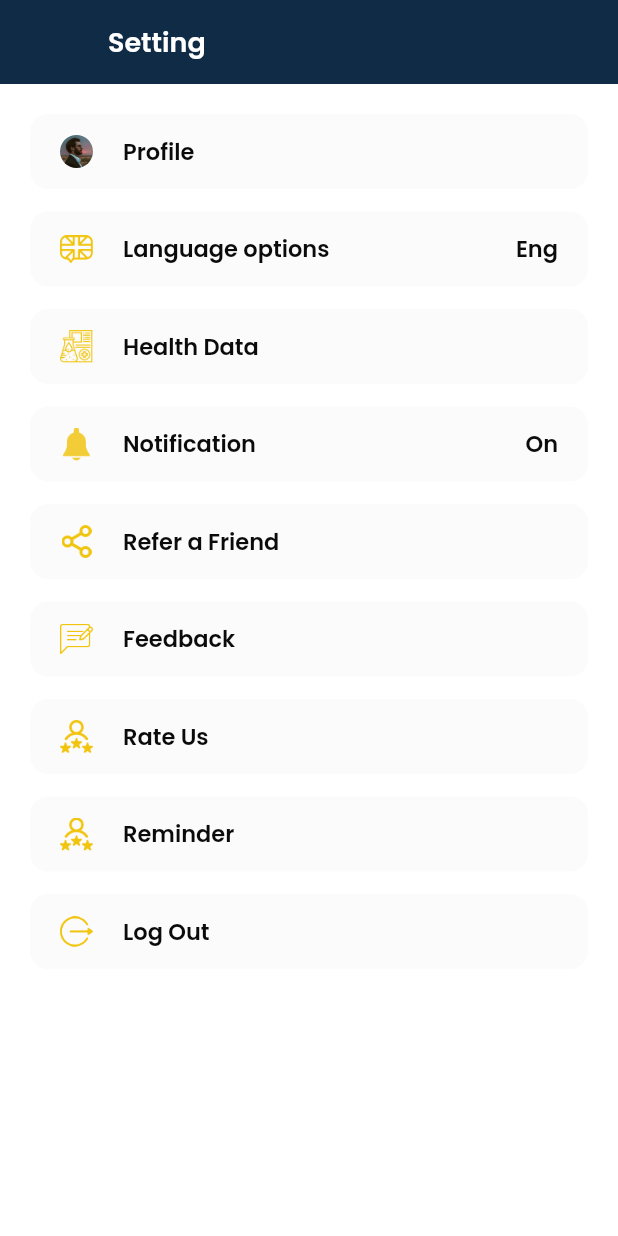
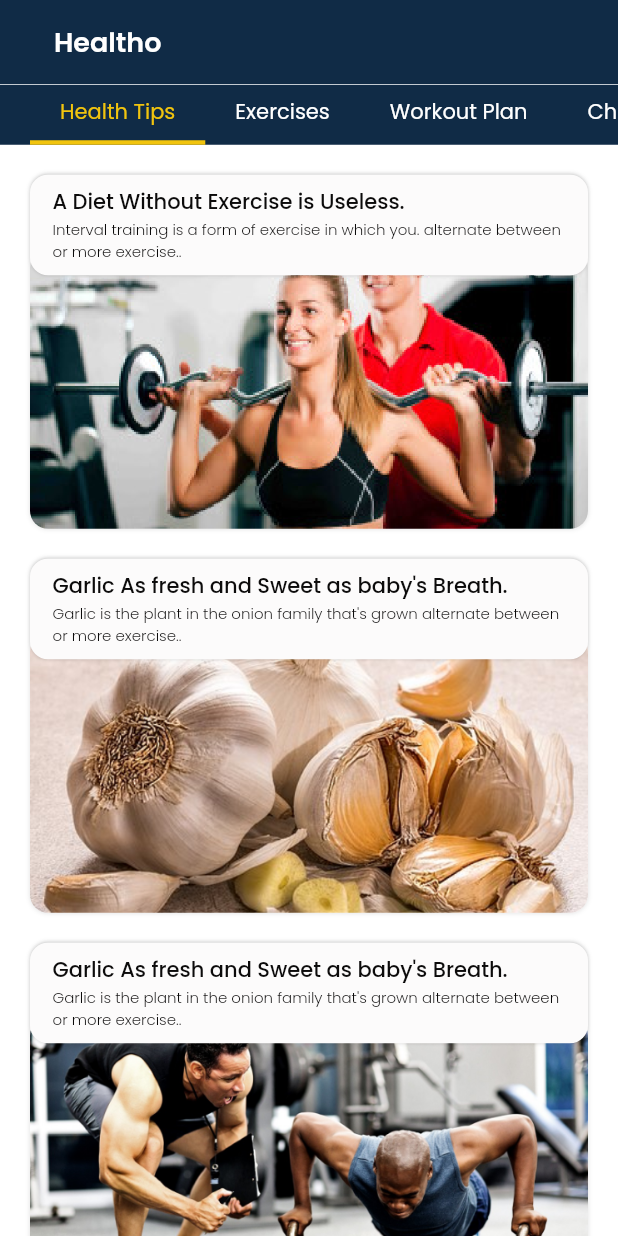
Before and after one commit to kasun751/healtho_gym_fitness_flutter, a Flutter app: the GoalScreen screen opened directly, after a tap on "DONE", on a phone screen of 412 x 824 dp. Run offline on Flutter 3.47's test engine with Material 3 defaults, Android fonts, the phone set to English and light mode, and no system bars; missing offline and left inert: otp_text_field_v2, otp_timer_button.

Commit message:
top tabview & health tips tab

```diff
--- /dev/null
+++ b/lib/common_widget/top_tab_button.dart
@@ -0,0 +1,38 @@
+import 'package:flutter/material.dart';
+import 'package:healtho_gym/common/color_extension.dart';
+
+class TopTabButton extends StatelessWidget {
+  final String title;
+  final bool isSelect;
+  final VoidCallback onPressed;
+
+  const TopTabButton(
+      {super.key,
+      required this.title,
+      required this.isSelect,
+      required this.onPressed});
+
+  @override
+  Widget build(BuildContext context) {
+    return InkWell(
+      onTap: onPressed,
+      child: Container(
+        height: 40,
+        padding: const EdgeInsets.symmetric(horizontal: 20),
+        decoration: BoxDecoration(
+            border: Border(
+                bottom: BorderSide(
+                    color: isSelect ? TColor.primary : Colors.transparent,
+                    width: 3))),
+        alignment: Alignment.center,
+        child: Text(
+          title,
+          style: TextStyle(
+              color: isSelect ? TColor.primary : Colors.white,
+              fontSize: 14,
+              fontWeight: FontWeight.normal),
+        ),
+      ),
+    );
+  }
+}
--- /dev/null
+++ b/lib/screen/home/top_tab_view/health_tip/health_tip_row.dart
@@ -0,0 +1,75 @@
+import 'package:flutter/material.dart';
+import 'package:healtho_gym/common/color_extension.dart';
+
+class HealthTipRow extends StatelessWidget {
+  final Map obj;
+  final VoidCallback onPressed;
+
+  const HealthTipRow({super.key, required this.obj, required this.onPressed});
+
+  @override
+  Widget build(BuildContext context) {
+    return InkWell(
+      borderRadius: BorderRadius.circular(12),
+      onTap: onPressed,
+      child: Container(
+        decoration: BoxDecoration(
+            color: TColor.txtBG,
+            borderRadius: BorderRadius.circular(12),
+            boxShadow: const [BoxShadow(color: Colors.black12, blurRadius: 2)]),
+        child: Stack(
+          alignment: Alignment.topCenter,
+          children: [
+            Padding(
+              padding: const EdgeInsets.only(
+                top: 50,
+              ),
+              child: ClipRRect(
+                borderRadius: BorderRadius.circular(12),
+                child: AspectRatio(
+                  aspectRatio: 2 / 1,
+                  child: Image.asset(
+                    obj["image"],
+                    width: double.maxFinite,
+                    height: double.maxFinite,
+                    fit: BoxFit.cover,
+                  ),
+                ),
+              ),
+            ),
+            Container(
+              padding: const EdgeInsets.symmetric(horizontal: 15, vertical: 8),
+              decoration: BoxDecoration(
+                  color: TColor.txtBG,
+                  borderRadius: BorderRadius.circular(12),
+                  boxShadow: const [
+                    BoxShadow(color: Colors.black12, blurRadius: 1)
+                  ]),
+              child: Column(
+                crossAxisAlignment: CrossAxisAlignment.start,
+                children: [
+                  Text(
+                    obj["title"],
+                    style: TextStyle(
+                      color: TColor.primaryText,
+                      fontSize: 14,
+                      fontWeight: FontWeight.w500,
+                    ),
+                  ),
+                  Text(
+                    obj["subtitle"],
+                    style: TextStyle(
+                      color: TColor.primaryText,
+                      fontSize: 10,
+                      fontWeight: FontWeight.w300,
+                    ),
+                  )
+                ],
+              ),
+            ),
+          ],
+        ),
+      ),
+    );
+  }
+}
--- /dev/null
+++ b/lib/screen/home/top_tab_view/health_tip/health_tip_screen.dart
@@ -0,0 +1,51 @@
+import 'package:flutter/material.dart';
+import 'package:healtho_gym/screen/home/top_tab_view/health_tip/health_tip_row.dart';
+
+class HealthTipScreen extends StatefulWidget {
+  const HealthTipScreen({super.key});
+
+  @override
+  State<HealthTipScreen> createState() => _HealthTipScreenState();
+}
+
+class _HealthTipScreenState extends State<HealthTipScreen> {
+  List listArr = [
+    {
+      "title": "A Diet Without Exercise is Useless. ",
+      "subtitle":
+          "Interval training is a form of exercise in which you. alternate between  or more exercise..",
+      "image": "assets/img/home_1.png",
+    },
+    {
+      "title": "Garlic As fresh and Sweet as baby's Breath. ",
+      "subtitle":
+          "Garlic is the plant in the onion family that's grown alternate between  or more exercise..",
+      "image": "assets/img/home_2.png",
+    },
+    {
+      "title": "Garlic As fresh and Sweet as baby's Breath. ",
+      "subtitle":
+          "Garlic is the plant in the onion family that's grown alternate between  or more exercise..",
+      "image": "assets/img/home_3.png",
+    },
+  ];
+
+  @override
+  Widget build(BuildContext context) {
+    return Scaffold(
+      body: ListView.separated(
+          padding: const EdgeInsets.symmetric(horizontal: 20, vertical: 20),
+          itemBuilder: (context, index) {
+            var obj = listArr[index] as Map? ?? {};
+            return HealthTipRow(
+              obj: obj,
+              onPressed: () {},
+            );
+          },
+          separatorBuilder: (context, index) => const SizedBox(
+                height: 20,
+              ),
+          itemCount: listArr.length),
+    );
+  }
+}
--- /dev/null
+++ b/lib/screen/home/top_tab_view/top_tab_view_screen.dart
@@ -0,0 +1,105 @@
+import 'package:flutter/material.dart';
+import 'package:healtho_gym/common/color_extension.dart';
+import 'package:healtho_gym/common_widget/top_tab_button.dart';
+import 'package:healtho_gym/screen/home/top_tab_view/health_tip/health_tip_screen.dart';
+
+class TopTabViewScreen extends StatefulWidget {
+  const TopTabViewScreen({super.key});
+
+  @override
+  State<TopTabViewScreen> createState() => _TopTabViewScreenState();
+}
+
+class _TopTabViewScreenState extends State<TopTabViewScreen>
+    with SingleTickerProviderStateMixin {
+  var tapArr = [
+    "Health Tips",
+    "Exercises",
+    "Workout Plan",
+    "Challenges",
+    "Trainers",
+    "Dietician"
+  ];
+
+  int selectTab = 0;
+  TabController? controller;
+
+  @override
+  void initState() {
+    // TODO: implement initState
+    super.initState();
+    controller = TabController(length: 6, vsync: this);
+    controller?.addListener(() {
+      setState(() {
+        selectTab = controller?.index.round() ?? 0;
+      });
+    });
+  }
+
+  @override
+  Widget build(BuildContext context) {
+    return Scaffold(
+      appBar: AppBar(
+        backgroundColor: TColor.secondary,
+        centerTitle: false,
+        leading: Container(),
+        leadingWidth: 20,
+        title: const Text(
+          "Healtho",
+          style: TextStyle(
+            color: Colors.white,
+            fontSize: 18,
+            fontWeight: FontWeight.w600,
+          ),
+        ),
+      ),
+      body: Column(
+        children: [
+          //TODO: Top Tab Bar
+          Container(
+            margin: const EdgeInsets.only(top: 0.5),
+            color: TColor.secondary,
+            height: 40,
+            child: SingleChildScrollView(
+              scrollDirection: Axis.horizontal,
+              child: Padding(
+                padding: const EdgeInsets.symmetric(horizontal: 20),
+                child: Row(
+                  children: tapArr.map((name) {
+                    var index = tapArr.indexOf(name);
+
+                    return TopTabButton(
+                        title: name,
+                        isSelect: selectTab == index,
+                        onPressed: () {
+                          setState(() {
+                            selectTab = index;
+                            controller?.animateTo(index);
+                          });
+                        });
+                  }).toList(),
+                ),
+              ),
+            ),
+          ),
+
+          //TODO: Tab View
+
+          Expanded(
+            child: TabBarView(
+              controller: controller,
+              children: [
+                const HealthTipScreen(),
+                Container(),
+                Container(),
+                Container(),
+                Container(),
+                Container(),
+              ],
+            ),
+          )
+        ],
+      ),
+    );
+  }
+}
--- a/lib/screen/login/goal_screen.dart
+++ b/lib/screen/login/goal_screen.dart
@@ -2,6 +2,7 @@ import 'package:flutter/material.dart';
 import 'package:healtho_gym/common/color_extension.dart';
 import 'package:healtho_gym/common_widget/round_button.dart';
 import 'package:healtho_gym/screen/home/setting/setting_screen.dart';
+import 'package:healtho_gym/screen/home/top_tab_view/top_tab_view_screen.dart';
 
 class GoalScreen extends StatefulWidget {
   const GoalScreen({super.key});
@@ -58,7 +59,7 @@ class _GoalScreenState extends State<GoalScreen> {
                 height: 20,
               ),
               RoundButton(title: "DONE", isPadding: false, onPressed: () {
-                context.push(const SettingScreen());
+                context.push(const TopTabViewScreen());
               }),
               const Spacer()
             ],
```
Also changed, not shown: assets/img/home_1.png (added), assets/img/home_2.png (added), assets/img/home_3.png (added).
